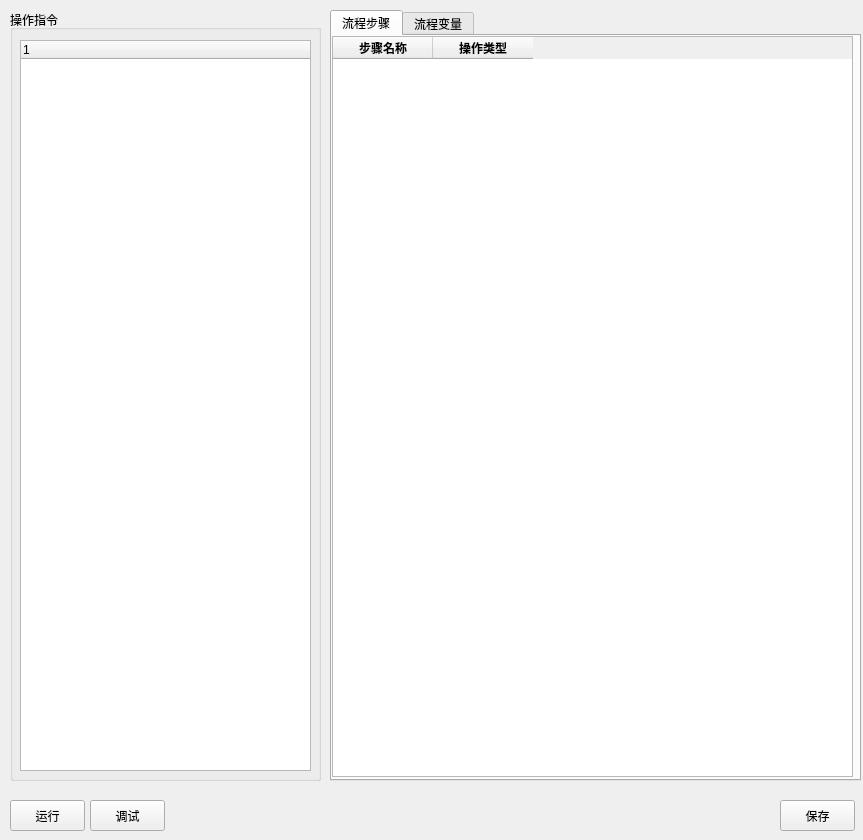
itishsy/seebot, file src/seebot/seebot/ide/flow_config.ui: the form before one commit.
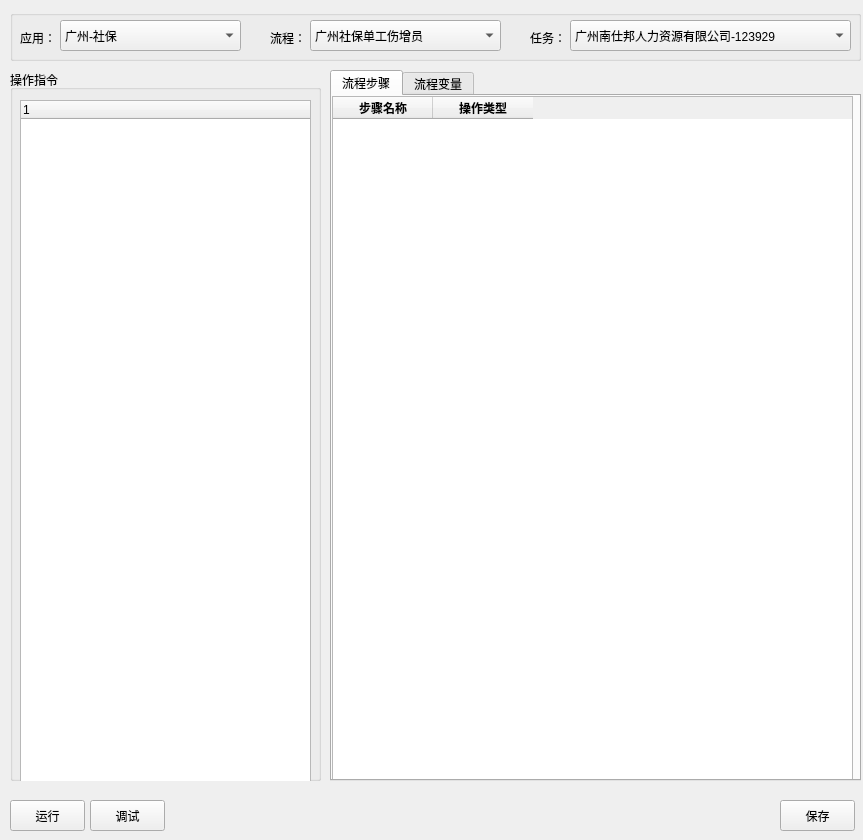
The form after the commit.

Patch:
```diff
--- a/src/seebot/seebot/ide/flow_config.ui
+++ b/src/seebot/seebot/ide/flow_config.ui
@@ -17,9 +17,9 @@
    <property name="geometry">
     <rect>
      <x>330</x>
-     <y>10</y>
+     <y>70</y>
      <width>531</width>
-     <height>771</height>
+     <height>711</height>
     </rect>
    </property>
    <property name="currentIndex">
@@ -179,9 +179,9 @@
    <property name="geometry">
     <rect>
      <x>10</x>
-     <y>10</y>
+     <y>70</y>
      <width>311</width>
-     <height>771</height>
+     <height>711</height>
     </rect>
    </property>
    <property name="title">
@@ -218,6 +218,124 @@
     </column>
    </widget>
   </widget>
+  <widget class="QGroupBox" name="groupBox">
+   <property name="geometry">
+    <rect>
+     <x>10</x>
+     <y>10</y>
+     <width>851</width>
+     <height>51</height>
+    </rect>
+   </property>
+   <property name="title">
+    <string/>
+   </property>
+   <widget class="QLabel" name="lab_app">
+    <property name="geometry">
+     <rect>
+      <x>10</x>
+      <y>20</y>
+      <width>53</width>
+      <height>15</height>
+     </rect>
+    </property>
+    <property name="text">
+     <string>应用：</string>
+    </property>
+   </widget>
+   <widget class="QComboBox" name="cmb_app">
+    <property name="geometry">
+     <rect>
+      <x>50</x>
+      <y>10</y>
+      <width>181</width>
+      <height>31</height>
+     </rect>
+    </property>
+    <item>
+     <property name="text">
+      <string>广州-社保</string>
+     </property>
+    </item>
+    <item>
+     <property name="text">
+      <string>广州-公积金</string>
+     </property>
+    </item>
+   </widget>
+   <widget class="QLabel" name="lab_flow">
+    <property name="geometry">
+     <rect>
+      <x>260</x>
+      <y>20</y>
+      <width>53</width>
+      <height>15</height>
+     </rect>
+    </property>
+    <property name="text">
+     <string>流程：</string>
+    </property>
+   </widget>
+   <widget class="QComboBox" name="cmb_flow">
+    <property name="geometry">
+     <rect>
+      <x>300</x>
+      <y>10</y>
+      <width>191</width>
+      <height>31</height>
+     </rect>
+    </property>
+    <property name="currentText">
+     <string>广州社保单工伤增员</string>
+    </property>
+    <item>
+     <property name="text">
+      <string>广州社保单工伤增员</string>
+     </property>
+    </item>
+    <item>
+     <property name="text">
+      <string>广州社保减员</string>
+     </property>
+    </item>
+   </widget>
+   <widget class="QLabel" name="lab_account">
+    <property name="geometry">
+     <rect>
+      <x>520</x>
+      <y>20</y>
+      <width>53</width>
+      <height>15</height>
+     </rect>
+    </property>
+    <property name="text">
+     <string>任务：</string>
+    </property>
+   </widget>
+   <widget class="QComboBox" name="cmb_task">
+    <property name="geometry">
+     <rect>
+      <x>560</x>
+      <y>10</y>
+      <width>281</width>
+      <height>31</height>
+     </rect>
+    </property>
+    <property name="currentText">
+     <string>广州南仕邦人力资源有限公司-123929</string>
+    </property>
+    <item>
+     <property name="text">
+      <string>广州南仕邦人力资源有限公司-123929</string>
+     </property>
+    </item>
+    <item>
+     <property name="text">
+      <string>广州仕邦人力资源有限公司-123923</string>
+     </property>
+    </item>
+   </widget>
+  </widget>
  </widget>
  <resources/>
  <connections/>
```
